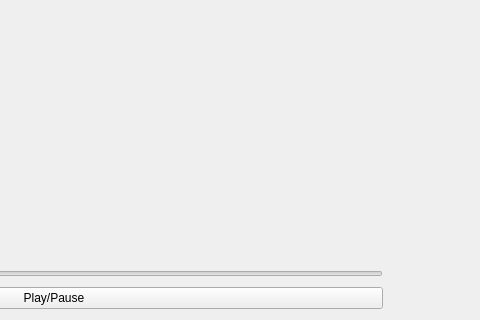
First picture: the form in PyVideoEditorMainWindow.ui, repository utak3r/PyVideoEditor, before the edit; both pictures show x 286 to 766 and y 167 to 487 of the 766 by 487 pixel window.
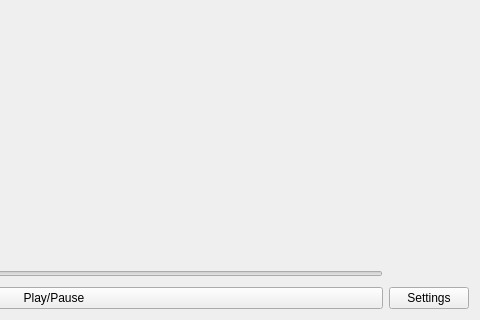
Second picture: the form after the edit.

Commit message: User settings dialog created. Browse for ffmpeg executable and save it in settings.

Patch:
```diff
--- a/PyVideoEditorMainWindow.ui
+++ b/PyVideoEditorMainWindow.ui
@@ -69,6 +69,13 @@
          </property>
         </spacer>
        </item>
+       <item>
+        <widget class="QPushButton" name="btnSettings">
+         <property name="text">
+          <string>Settings</string>
+         </property>
+        </widget>
+       </item>
       </layout>
      </item>
     </layout>
```
The commit also changes 3 other files.
